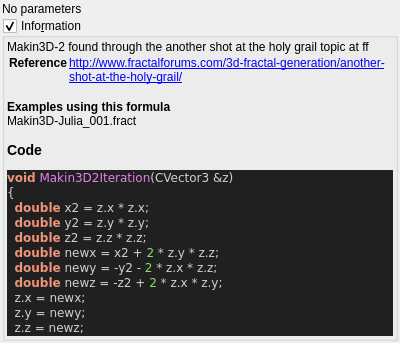
Above: mandelbulber2/qt_data/fractal_makin3d2.ui from buddhi1980/mandelbulber2 before the change. Below: the same form after it.
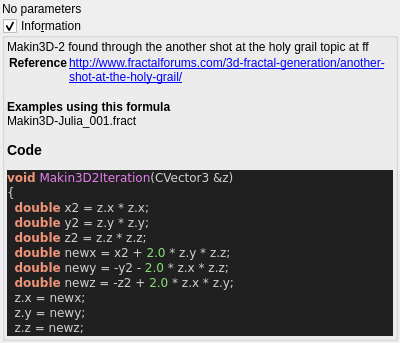
That is the form after the change. Custom widgets are drawn as their Qt base class.

Patch:
```diff
--- a/mandelbulber2/qt_data/fractal_makin3d2.ui
+++ b/mandelbulber2/qt_data/fractal_makin3d2.ui
@@ -77,9 +77,9 @@
   &lt;span style=&quot;color:#f09479; font-weight:bold&quot;&gt;double&lt;/span&gt; x2 &lt;span style=&quot;color:#d0d0d0&quot;&gt;=&lt;/span&gt; z&lt;span style=&quot;color:#d0d0d0&quot;&gt;.&lt;/span&gt;x &lt;span style=&quot;color:#d0d0d0&quot;&gt;*&lt;/span&gt; z&lt;span style=&quot;color:#d0d0d0&quot;&gt;.&lt;/span&gt;x&lt;span style=&quot;color:#d0d0d0&quot;&gt;;&lt;/span&gt;
   &lt;span style=&quot;color:#f09479; font-weight:bold&quot;&gt;double&lt;/span&gt; y2 &lt;span style=&quot;color:#d0d0d0&quot;&gt;=&lt;/span&gt; z&lt;span style=&quot;color:#d0d0d0&quot;&gt;.&lt;/span&gt;y &lt;span style=&quot;color:#d0d0d0&quot;&gt;*&lt;/span&gt; z&lt;span style=&quot;color:#d0d0d0&quot;&gt;.&lt;/span&gt;y&lt;span style=&quot;color:#d0d0d0&quot;&gt;;&lt;/span&gt;
   &lt;span style=&quot;color:#f09479; font-weight:bold&quot;&gt;double&lt;/span&gt; z2 &lt;span style=&quot;color:#d0d0d0&quot;&gt;=&lt;/span&gt; z&lt;span style=&quot;color:#d0d0d0&quot;&gt;.&lt;/span&gt;z &lt;span style=&quot;color:#d0d0d0&quot;&gt;*&lt;/span&gt; z&lt;span style=&quot;color:#d0d0d0&quot;&gt;.&lt;/span&gt;z&lt;span style=&quot;color:#d0d0d0&quot;&gt;;&lt;/span&gt;
-  &lt;span style=&quot;color:#f09479; font-weight:bold&quot;&gt;double&lt;/span&gt; newx &lt;span style=&quot;color:#d0d0d0&quot;&gt;=&lt;/span&gt; x2 &lt;span style=&quot;color:#d0d0d0&quot;&gt;+&lt;/span&gt; &lt;span style=&quot;color:#87df71&quot;&gt;2&lt;/span&gt; &lt;span style=&quot;color:#d0d0d0&quot;&gt;*&lt;/span&gt; z&lt;span style=&quot;color:#d0d0d0&quot;&gt;.&lt;/span&gt;y &lt;span style=&quot;color:#d0d0d0&quot;&gt;*&lt;/span&gt; z&lt;span style=&quot;color:#d0d0d0&quot;&gt;.&lt;/span&gt;z&lt;span style=&quot;color:#d0d0d0&quot;&gt;;&lt;/span&gt;
-  &lt;span style=&quot;color:#f09479; font-weight:bold&quot;&gt;double&lt;/span&gt; newy &lt;span style=&quot;color:#d0d0d0&quot;&gt;= -&lt;/span&gt;y2 &lt;span style=&quot;color:#d0d0d0&quot;&gt;-&lt;/span&gt; &lt;span style=&quot;color:#87df71&quot;&gt;2&lt;/span&gt; &lt;span style=&quot;color:#d0d0d0&quot;&gt;*&lt;/span&gt; z&lt;span style=&quot;color:#d0d0d0&quot;&gt;.&lt;/span&gt;x &lt;span style=&quot;color:#d0d0d0&quot;&gt;*&lt;/span&gt; z&lt;span style=&quot;color:#d0d0d0&quot;&gt;.&lt;/span&gt;z&lt;span style=&quot;color:#d0d0d0&quot;&gt;;&lt;/span&gt;
-  &lt;span style=&quot;color:#f09479; font-weight:bold&quot;&gt;double&lt;/span&gt; newz &lt;span style=&quot;color:#d0d0d0&quot;&gt;= -&lt;/span&gt;z2 &lt;span style=&quot;color:#d0d0d0&quot;&gt;+&lt;/span&gt; &lt;span style=&quot;color:#87df71&quot;&gt;2&lt;/span&gt; &lt;span style=&quot;color:#d0d0d0&quot;&gt;*&lt;/span&gt; z&lt;span style=&quot;color:#d0d0d0&quot;&gt;.&lt;/span&gt;x &lt;span style=&quot;color:#d0d0d0&quot;&gt;*&lt;/span&gt; z&lt;span style=&quot;color:#d0d0d0&quot;&gt;.&lt;/span&gt;y&lt;span style=&quot;color:#d0d0d0&quot;&gt;;&lt;/span&gt;
+  &lt;span style=&quot;color:#f09479; font-weight:bold&quot;&gt;double&lt;/span&gt; newx &lt;span style=&quot;color:#d0d0d0&quot;&gt;=&lt;/span&gt; x2 &lt;span style=&quot;color:#d0d0d0&quot;&gt;+&lt;/span&gt; &lt;span style=&quot;color:#87df71&quot;&gt;2.0&lt;/span&gt; &lt;span style=&quot;color:#d0d0d0&quot;&gt;*&lt;/span&gt; z&lt;span style=&quot;color:#d0d0d0&quot;&gt;.&lt;/span&gt;y &lt;span style=&quot;color:#d0d0d0&quot;&gt;*&lt;/span&gt; z&lt;span style=&quot;color:#d0d0d0&quot;&gt;.&lt;/span&gt;z&lt;span style=&quot;color:#d0d0d0&quot;&gt;;&lt;/span&gt;
+  &lt;span style=&quot;color:#f09479; font-weight:bold&quot;&gt;double&lt;/span&gt; newy &lt;span style=&quot;color:#d0d0d0&quot;&gt;= -&lt;/span&gt;y2 &lt;span style=&quot;color:#d0d0d0&quot;&gt;-&lt;/span&gt; &lt;span style=&quot;color:#87df71&quot;&gt;2.0&lt;/span&gt; &lt;span style=&quot;color:#d0d0d0&quot;&gt;*&lt;/span&gt; z&lt;span style=&quot;color:#d0d0d0&quot;&gt;.&lt;/span&gt;x &lt;span style=&quot;color:#d0d0d0&quot;&gt;*&lt;/span&gt; z&lt;span style=&quot;color:#d0d0d0&quot;&gt;.&lt;/span&gt;z&lt;span style=&quot;color:#d0d0d0&quot;&gt;;&lt;/span&gt;
+  &lt;span style=&quot;color:#f09479; font-weight:bold&quot;&gt;double&lt;/span&gt; newz &lt;span style=&quot;color:#d0d0d0&quot;&gt;= -&lt;/span&gt;z2 &lt;span style=&quot;color:#d0d0d0&quot;&gt;+&lt;/span&gt; &lt;span style=&quot;color:#87df71&quot;&gt;2.0&lt;/span&gt; &lt;span style=&quot;color:#d0d0d0&quot;&gt;*&lt;/span&gt; z&lt;span style=&quot;color:#d0d0d0&quot;&gt;.&lt;/span&gt;x &lt;span style=&quot;color:#d0d0d0&quot;&gt;*&lt;/span&gt; z&lt;span style=&quot;color:#d0d0d0&quot;&gt;.&lt;/span&gt;y&lt;span style=&quot;color:#d0d0d0&quot;&gt;;&lt;/span&gt;
   z&lt;span style=&quot;color:#d0d0d0&quot;&gt;.&lt;/span&gt;x &lt;span style=&quot;color:#d0d0d0&quot;&gt;=&lt;/span&gt; newx&lt;span style=&quot;color:#d0d0d0&quot;&gt;;&lt;/span&gt;
   z&lt;span style=&quot;color:#d0d0d0&quot;&gt;.&lt;/span&gt;y &lt;span style=&quot;color:#d0d0d0&quot;&gt;=&lt;/span&gt; newy&lt;span style=&quot;color:#d0d0d0&quot;&gt;;&lt;/span&gt;
   z&lt;span style=&quot;color:#d0d0d0&quot;&gt;.&lt;/span&gt;z &lt;span style=&quot;color:#d0d0d0&quot;&gt;=&lt;/span&gt; newz&lt;span style=&quot;color:#d0d0d0&quot;&gt;;&lt;/span&gt;
```
